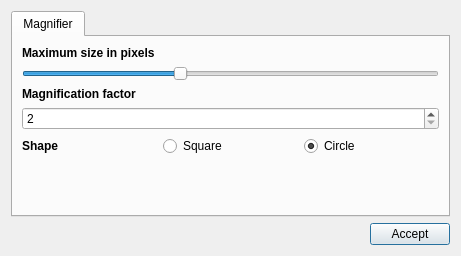
All4Gis/QGISFMV, file code/ui/ui_FmvOptions.ui: the form before one commit.
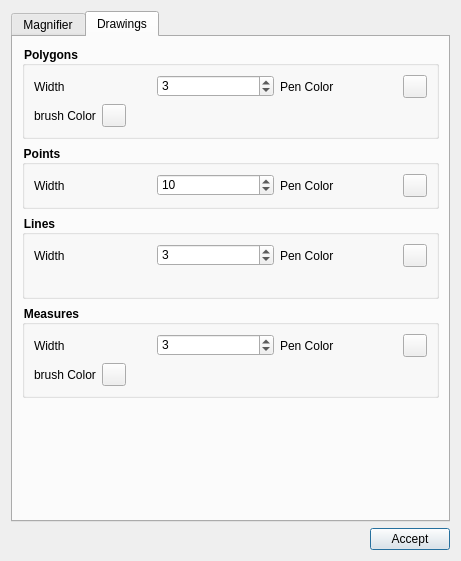
The form after the commit. The open tabs and pages were chosen to show the change. Icons and pictures are not drawn. Custom widgets are drawn as their Qt base class.

Commit message: change drawing colors

```diff
--- a/code/ui/ui_FmvOptions.ui
+++ b/code/ui/ui_FmvOptions.ui
@@ -7,7 +7,7 @@
     <x>0</x>
     <y>0</y>
     <width>461</width>
-    <height>256</height>
+    <height>561</height>
    </rect>
   </property>
   <property name="windowTitle">
@@ -129,6 +129,397 @@
        </item>
       </layout>
      </widget>
+     <widget class="QWidget" name="tab">
+      <attribute name="title">
+       <string>Drawings</string>
+      </attribute>
+      <layout class="QVBoxLayout" name="verticalLayout_3">
+       <item>
+        <widget class="QGroupBox" name="groupBox">
+         <property name="font">
+          <font>
+           <weight>75</weight>
+           <bold>true</bold>
+          </font>
+         </property>
+         <property name="styleSheet">
+          <string notr="true">QGroupBox { font-weight: bold; }</string>
+         </property>
+         <property name="title">
+          <string>Polygons</string>
+         </property>
+         <property name="flat">
+          <bool>true</bool>
+         </property>
+         <layout class="QVBoxLayout" name="verticalLayout_6">
+          <item>
+           <layout class="QHBoxLayout" name="horizontalLayout_4">
+            <item>
+             <widget class="QLabel" name="label_4">
+              <property name="text">
+               <string>Width</string>
+              </property>
+             </widget>
+            </item>
+            <item>
+             <widget class="QSpinBox" name="poly_width">
+              <property name="minimum">
+               <number>1</number>
+              </property>
+              <property name="maximum">
+               <number>10</number>
+              </property>
+              <property name="value">
+               <number>3</number>
+              </property>
+             </widget>
+            </item>
+            <item>
+             <widget class="QLabel" name="label_10">
+              <property name="text">
+               <string>Pen Color</string>
+              </property>
+             </widget>
+            </item>
+            <item>
+             <widget class="QgsColorButton" name="poly_pen">
+              <property name="color">
+               <color>
+                <red>252</red>
+                <green>215</green>
+                <blue>108</blue>
+               </color>
+              </property>
+              <property name="allowOpacity">
+               <bool>true</bool>
+              </property>
+              <property name="defaultColor">
+               <color>
+                <red>252</red>
+                <green>215</green>
+                <blue>108</blue>
+               </color>
+              </property>
+             </widget>
+            </item>
+           </layout>
+          </item>
+          <item>
+           <layout class="QHBoxLayout" name="horizontalLayout_3">
+            <item>
+             <widget class="QLabel" name="label_11">
+              <property name="text">
+               <string>brush Color</string>
+              </property>
+             </widget>
+            </item>
+            <item>
+             <widget class="QgsColorButton" name="poly_brush">
+              <property name="color">
+               <color alpha="100">
+                <red>252</red>
+                <green>215</green>
+                <blue>108</blue>
+               </color>
+              </property>
+              <property name="allowOpacity">
+               <bool>true</bool>
+              </property>
+              <property name="defaultColor">
+               <color alpha="100">
+                <red>252</red>
+                <green>215</green>
+                <blue>108</blue>
+               </color>
+              </property>
+             </widget>
+            </item>
+            <item>
+             <spacer name="horizontalSpacer_2">
+              <property name="orientation">
+               <enum>Qt::Horizontal</enum>
+              </property>
+              <property name="sizeHint" stdset="0">
+               <size>
+                <width>40</width>
+                <height>20</height>
+               </size>
+              </property>
+             </spacer>
+            </item>
+           </layout>
+          </item>
+         </layout>
+        </widget>
+       </item>
+       <item>
+        <widget class="QGroupBox" name="groupBox_2">
+         <property name="styleSheet">
+          <string notr="true">QGroupBox { font-weight: bold; }</string>
+         </property>
+         <property name="title">
+          <string>Points</string>
+         </property>
+         <property name="flat">
+          <bool>true</bool>
+         </property>
+         <layout class="QVBoxLayout" name="verticalLayout_5">
+          <item>
+           <layout class="QHBoxLayout" name="horizontalLayout_7">
+            <item>
+             <widget class="QLabel" name="label_5">
+              <property name="text">
+               <string>Width</string>
+              </property>
+             </widget>
+            </item>
+            <item>
+             <widget class="QSpinBox" name="point_width">
+              <property name="minimum">
+               <number>1</number>
+              </property>
+              <property name="maximum">
+               <number>20</number>
+              </property>
+              <property name="value">
+               <number>10</number>
+              </property>
+             </widget>
+            </item>
+            <item>
+             <widget class="QLabel" name="label_8">
+              <property name="text">
+               <string>Pen Color</string>
+              </property>
+             </widget>
+            </item>
+            <item>
+             <widget class="QgsColorButton" name="point_pen">
+              <property name="color">
+               <color>
+                <red>220</red>
+                <green>20</green>
+                <blue>60</blue>
+               </color>
+              </property>
+              <property name="allowOpacity">
+               <bool>true</bool>
+              </property>
+              <property name="defaultColor">
+               <color>
+                <red>220</red>
+                <green>20</green>
+                <blue>60</blue>
+               </color>
+              </property>
+             </widget>
+            </item>
+           </layout>
+          </item>
+         </layout>
+        </widget>
+       </item>
+       <item>
+        <widget class="QGroupBox" name="groupBox_3">
+         <property name="styleSheet">
+          <string notr="true">QGroupBox { font-weight: bold; }</string>
+         </property>
+         <property name="title">
+          <string>Lines</string>
+         </property>
+         <property name="flat">
+          <bool>true</bool>
+         </property>
+         <layout class="QVBoxLayout" name="verticalLayout_4">
+          <item>
+           <layout class="QHBoxLayout" name="horizontalLayout_8">
+            <item>
+             <widget class="QLabel" name="label_6">
+              <property name="text">
+               <string>Width</string>
+              </property>
+             </widget>
+            </item>
+            <item>
+             <widget class="QSpinBox" name="lines_width">
+              <property name="minimum">
+               <number>1</number>
+              </property>
+              <property name="maximum">
+               <number>10</number>
+              </property>
+              <property name="value">
+               <number>3</number>
+              </property>
+             </widget>
+            </item>
+            <item>
+             <widget class="QLabel" name="label_12">
+              <property name="text">
+               <string>Pen Color</string>
+              </property>
+             </widget>
+            </item>
+            <item>
+             <widget class="QgsColorButton" name="lines_pen">
+              <property name="color">
+               <color>
+                <red>252</red>
+                <green>215</green>
+                <blue>108</blue>
+               </color>
+              </property>
+              <property name="allowOpacity">
+               <bool>true</bool>
+              </property>
+              <property name="defaultColor">
+               <color>
+                <red>252</red>
+                <green>215</green>
+                <blue>108</blue>
+               </color>
+              </property>
+             </widget>
+            </item>
+           </layout>
+          </item>
+          <item>
+           <widget class="QLabel" name="label_9">
+            <property name="text">
+             <string/>
+            </property>
+           </widget>
+          </item>
+         </layout>
+        </widget>
+       </item>
+       <item>
+        <widget class="QGroupBox" name="groupBox_4">
+         <property name="styleSheet">
+          <string notr="true">QGroupBox { font-weight: bold; }</string>
+         </property>
+         <property name="title">
+          <string>Measures</string>
+         </property>
+         <property name="flat">
+          <bool>true</bool>
+         </property>
+         <layout class="QVBoxLayout" name="verticalLayout_7">
+          <item>
+           <layout class="QHBoxLayout" name="horizontalLayout_6">
+            <item>
+             <widget class="QLabel" name="label_7">
+              <property name="text">
+               <string>Width</string>
+              </property>
+             </widget>
+            </item>
+            <item>
+             <widget class="QSpinBox" name="measures_width">
+              <property name="minimum">
+               <number>1</number>
+              </property>
+              <property name="maximum">
+               <number>10</number>
+              </property>
+              <property name="value">
+               <number>3</number>
+              </property>
+             </widget>
+            </item>
+            <item>
+             <widget class="QLabel" name="label_14">
+              <property name="text">
+               <string>Pen Color</string>
+              </property>
+             </widget>
+            </item>
+            <item>
+             <widget class="QgsColorButton" name="measures_pen">
+              <property name="color">
+               <color>
+                <red>185</red>
+                <green>224</green>
+                <blue>175</blue>
+               </color>
+              </property>
+              <property name="allowOpacity">
+               <bool>true</bool>
+              </property>
+              <property name="defaultColor">
+               <color>
+                <red>185</red>
+                <green>224</green>
+                <blue>175</blue>
+               </color>
+              </property>
+             </widget>
+            </item>
+           </layout>
+          </item>
+          <item>
+           <layout class="QHBoxLayout" name="horizontalLayout_5">
+            <item>
+             <widget class="QLabel" name="label_13">
+              <property name="text">
+               <string>brush Color</string>
+              </property>
+             </widget>
+            </item>
+            <item>
+             <widget class="QgsColorButton" name="measures_brush">
+              <property name="color">
+               <color alpha="100">
+                <red>185</red>
+                <green>224</green>
+                <blue>175</blue>
+               </color>
+              </property>
+              <property name="allowOpacity">
+               <bool>true</bool>
+              </property>
+              <property name="defaultColor">
+               <color alpha="100">
+                <red>185</red>
+                <green>224</green>
+                <blue>175</blue>
+               </color>
+              </property>
+             </widget>
+            </item>
+            <item>
+             <spacer name="horizontalSpacer_3">
+              <property name="orientation">
+               <enum>Qt::Horizontal</enum>
+              </property>
+              <property name="sizeHint" stdset="0">
+               <size>
+                <width>40</width>
+                <height>20</height>
+               </size>
+              </property>
+             </spacer>
+            </item>
+           </layout>
+          </item>
+         </layout>
+        </widget>
+       </item>
+       <item>
+        <spacer name="verticalSpacer_2">
+         <property name="orientation">
+          <enum>Qt::Vertical</enum>
+         </property>
+         <property name="sizeHint" stdset="0">
+          <size>
+           <width>20</width>
+           <height>40</height>
+          </size>
+         </property>
+        </spacer>
+       </item>
+      </layout>
+     </widget>
     </widget>
    </item>
    <item>
@@ -160,6 +551,13 @@
    </item>
   </layout>
  </widget>
+ <customwidgets>
+  <customwidget>
+   <class>QgsColorButton</class>
+   <extends>QToolButton</extends>
+   <header>qgscolorbutton.h</header>
+  </customwidget>
+ </customwidgets>
  <resources>
   <include location="resources.qrc"/>
  </resources>
```
The commit also changes 15 other files.
